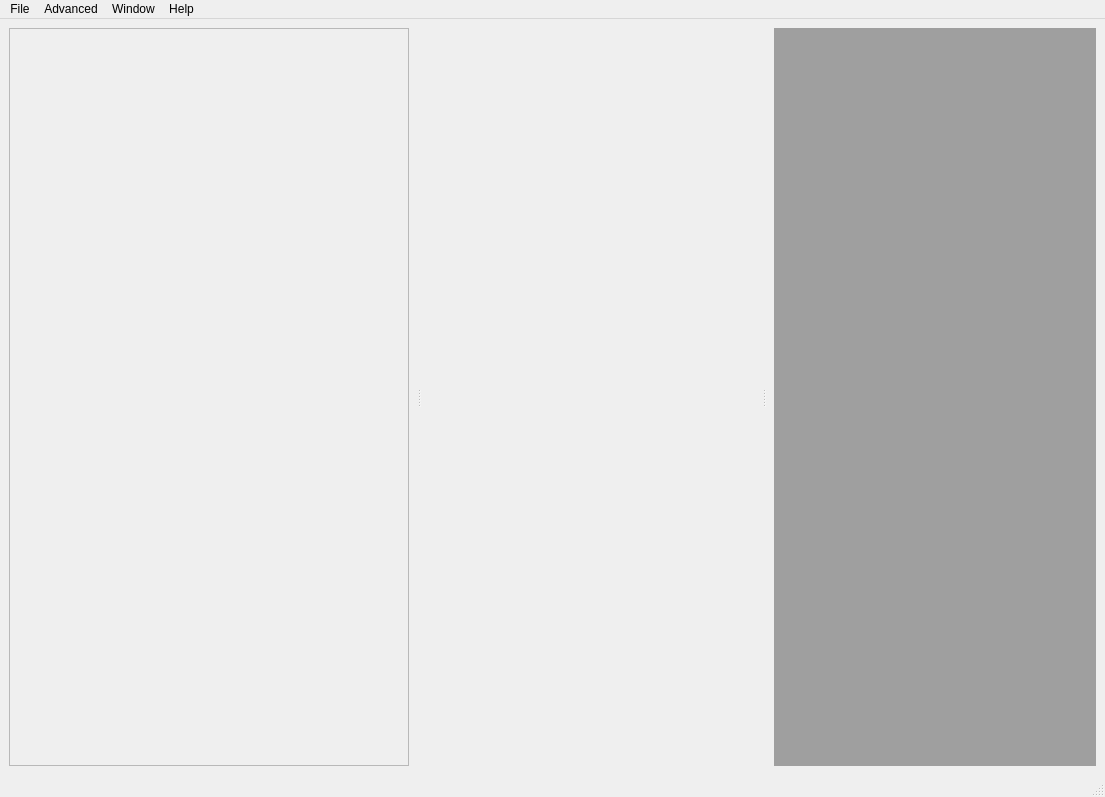
The window that base_app/base_microscope_app_mdi.ui (vfolfbt7330jordanjacobs/ScopeFoundry) describes before a commit, drawn with Qt 5.
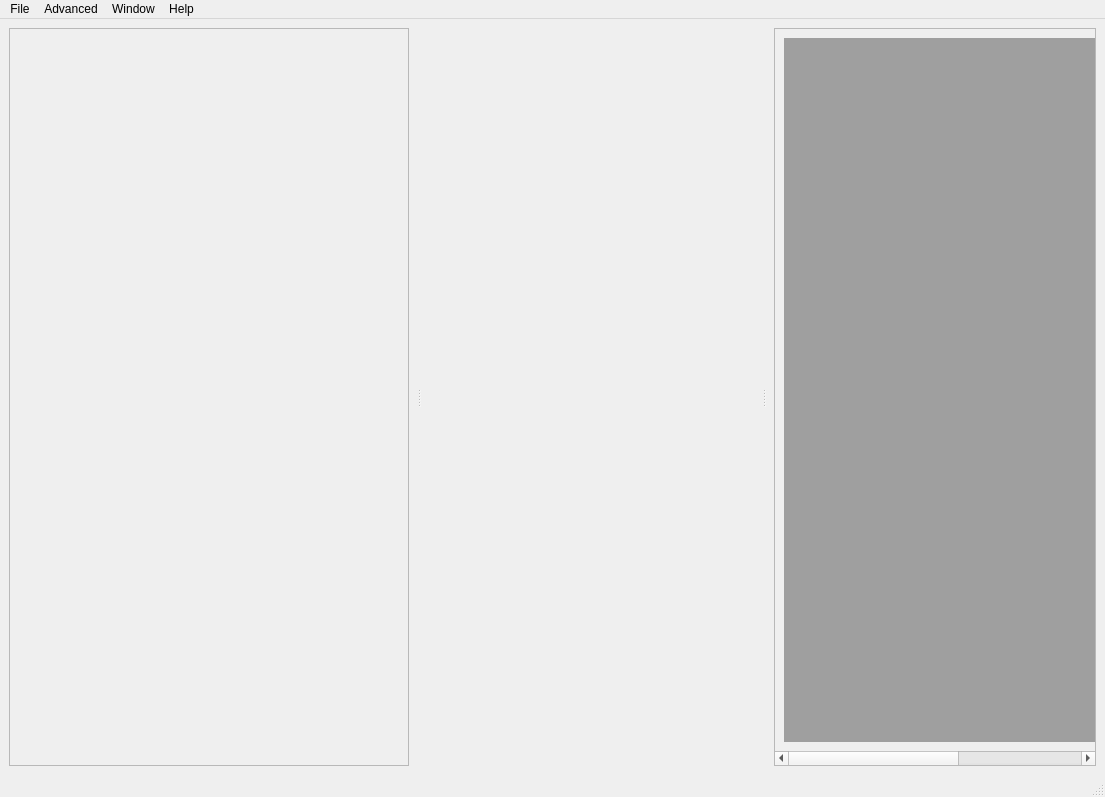
The same window after the commit. Icons and pictures are not drawn.

Commit message: [base_microscope_app] now resizable.

What changed in the file:
```diff
--- a/base_app/base_microscope_app_mdi.ui
+++ b/base_app/base_microscope_app_mdi.ui
@@ -10,6 +10,12 @@
     <height>797</height>
    </rect>
   </property>
+  <property name="sizePolicy">
+   <sizepolicy hsizetype="Preferred" vsizetype="Preferred">
+    <horstretch>0</horstretch>
+    <verstretch>0</verstretch>
+   </sizepolicy>
+  </property>
   <property name="windowTitle">
    <string>ScopeFoundry</string>
   </property>
@@ -21,6 +27,12 @@
    <bool>false</bool>
   </property>
   <widget class="QWidget" name="centralwidget">
+   <property name="sizePolicy">
+    <sizepolicy hsizetype="Preferred" vsizetype="Preferred">
+     <horstretch>0</horstretch>
+     <verstretch>0</verstretch>
+    </sizepolicy>
+   </property>
    <layout class="QGridLayout" name="gridLayout_2">
     <item row="0" column="0">
      <widget class="QSplitter" name="col_splitter">
@@ -64,16 +76,38 @@
        </property>
        <layout class="QVBoxLayout" name="tree_layout"/>
       </widget>
-      <widget class="QMdiArea" name="mdiArea">
-       <property name="viewMode">
-        <enum>QMdiArea::TabbedView</enum>
-       </property>
-       <property name="documentMode">
-        <bool>false</bool>
-       </property>
-       <property name="tabsMovable">
+      <widget class="QScrollArea" name="scrollArea">
+       <property name="widgetResizable">
         <bool>true</bool>
        </property>
+       <widget class="QWidget" name="scrollAreaWidgetContents_2">
+        <property name="geometry">
+         <rect>
+          <x>0</x>
+          <y>0</y>
+          <width>1298</width>
+          <height>738</height>
+         </rect>
+        </property>
+        <layout class="QVBoxLayout" name="verticalLayout">
+         <item>
+          <widget class="QMdiArea" name="mdiArea">
+           <property name="sizePolicy">
+            <sizepolicy hsizetype="MinimumExpanding" vsizetype="MinimumExpanding">
+             <horstretch>0</horstretch>
+             <verstretch>0</verstretch>
+            </sizepolicy>
+           </property>
+           <property name="viewMode">
+            <enum>QMdiArea::ViewMode::TabbedView</enum>
+           </property>
+           <property name="tabsMovable">
+            <bool>true</bool>
+           </property>
+          </widget>
+         </item>
+        </layout>
+       </widget>
       </widget>
      </widget>
     </item>
```
Left out of the diff: 18 changed lines with no effect on the pictures. The commit also changes 3 other files.
